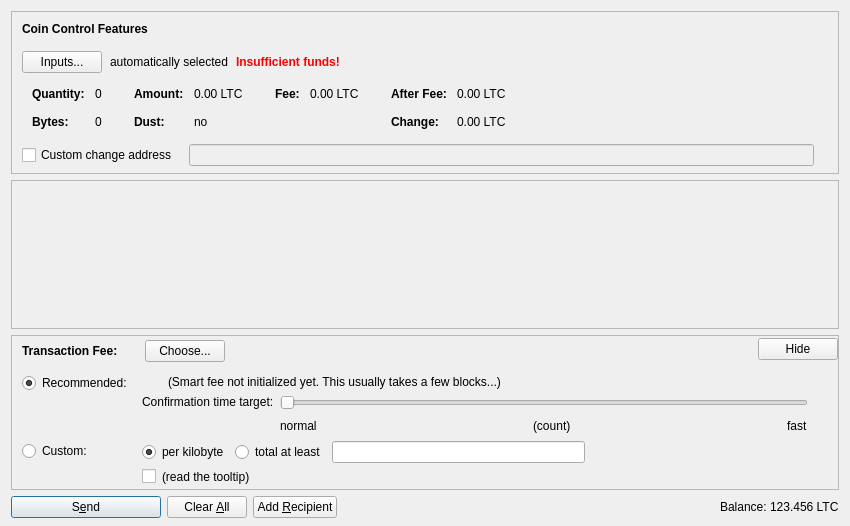
Above: src/qt/forms/sendcoinsdialog.ui from Muvon/bitflip-token before the change. Below: the same form after it.
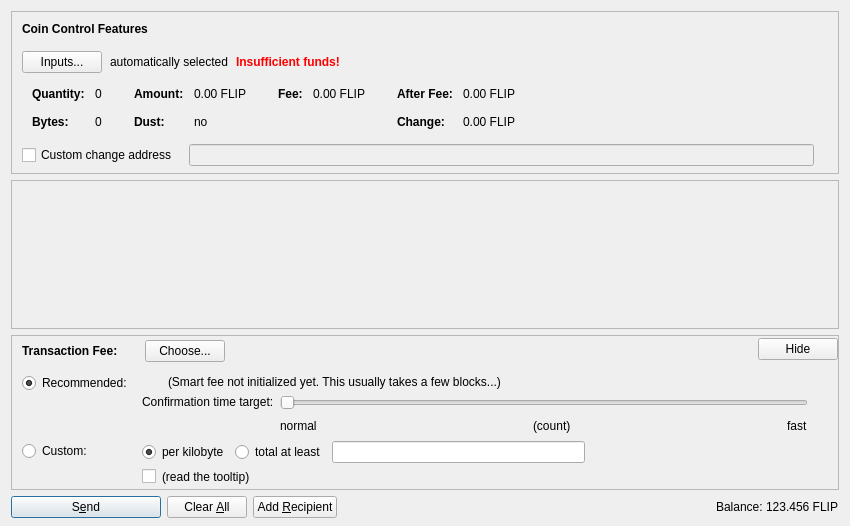
That is the form after the change. Icons and pictures are not drawn. Custom widgets are drawn as their Qt base class.

Commit message: Change ticker from LTC to FLIP in src dir

Diff of the .ui file:
```diff
--- a/src/qt/forms/sendcoinsdialog.ui
+++ b/src/qt/forms/sendcoinsdialog.ui
@@ -324,7 +324,7 @@
                   <enum>Qt::ActionsContextMenu</enum>
                  </property>
                  <property name="text">
-                  <string notr="true">0.00 LTC</string>
+                  <string notr="true">0.00 FLIP</string>
                  </property>
                  <property name="textInteractionFlags">
                   <set>Qt::LinksAccessibleByMouse|Qt::TextSelectableByKeyboard|Qt::TextSelectableByMouse</set>
@@ -404,7 +404,7 @@
                   <enum>Qt::ActionsContextMenu</enum>
                  </property>
                  <property name="text">
-                  <string notr="true">0.00 LTC</string>
+                  <string notr="true">0.00 FLIP</string>
                  </property>
                  <property name="textInteractionFlags">
                   <set>Qt::LinksAccessibleByMouse|Qt::TextSelectableByKeyboard|Qt::TextSelectableByMouse</set>
@@ -455,7 +455,7 @@
                   <enum>Qt::ActionsContextMenu</enum>
                  </property>
                  <property name="text">
-                  <string notr="true">0.00 LTC</string>
+                  <string notr="true">0.00 FLIP</string>
                  </property>
                  <property name="textInteractionFlags">
                   <set>Qt::LinksAccessibleByMouse|Qt::TextSelectableByKeyboard|Qt::TextSelectableByMouse</set>
@@ -484,7 +484,7 @@
                   <enum>Qt::ActionsContextMenu</enum>
                  </property>
                  <property name="text">
-                  <string notr="true">0.00 LTC</string>
+                  <string notr="true">0.00 FLIP</string>
                  </property>
                  <property name="textInteractionFlags">
                   <set>Qt::LinksAccessibleByMouse|Qt::TextSelectableByKeyboard|Qt::TextSelectableByMouse</set>
@@ -1290,7 +1290,7 @@
           <cursorShape>IBeamCursor</cursorShape>
          </property>
          <property name="text">
-          <string notr="true">123.456 LTC</string>
+          <string notr="true">123.456 FLIP</string>
          </property>
          <property name="textInteractionFlags">
           <set>Qt::LinksAccessibleByMouse|Qt::TextSelectableByKeyboard|Qt::TextSelectableByMouse</set>
```
The commit also changes 7 other files.
